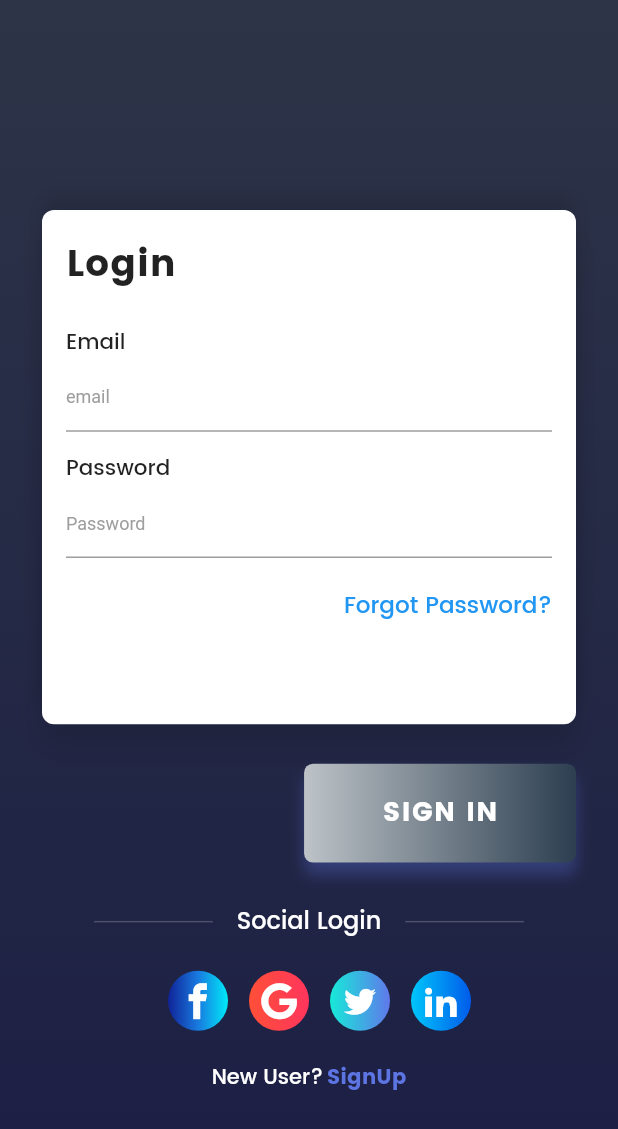
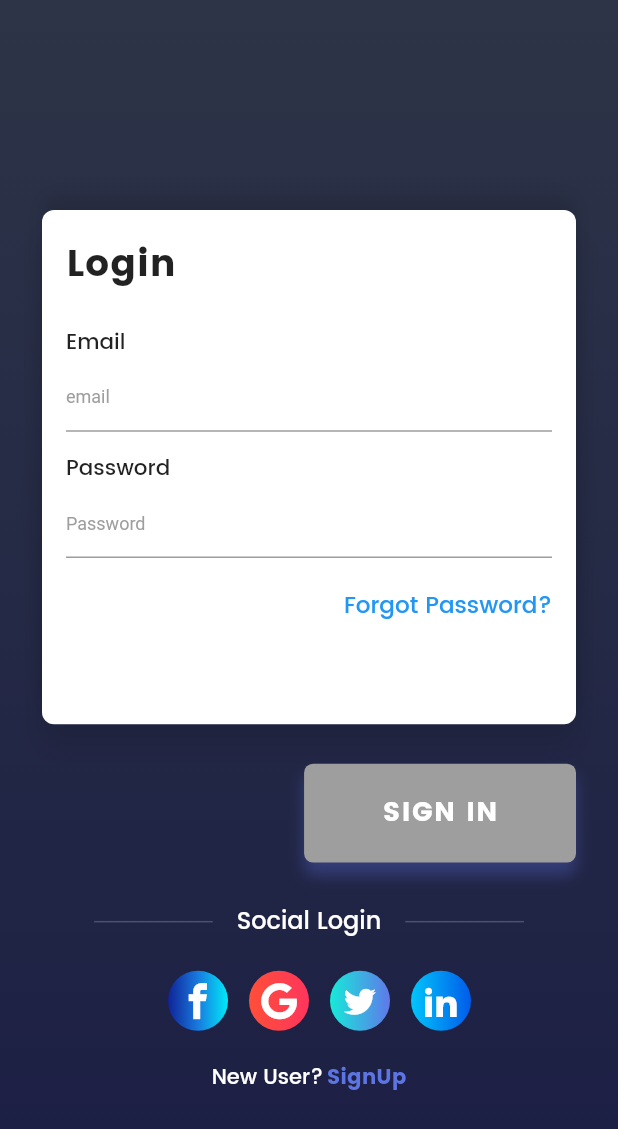
Before and after one commit to TunNandaAung/flutter-checklist, a Flutter app: the screen it shows after launch, on a phone screen of 412 x 824 dp. Shown: the top 1129 px of the screen. Run offline on Flutter 3.47's test engine with Material 2 defaults, Android fonts, the phone set to English and light mode, and no system bars; our stand-ins replace bloc, cloud_firestore, equatable, firebase_auth, flutter_bloc, flutter_screenutil and 2 more; accounts and stored records are empty.

Commit message:
Change Disable Button UI

```diff
--- a/lib/login/ui/signin_button.dart
+++ b/lib/login/ui/signin_button.dart
@@ -38,7 +38,8 @@ class SigninButton extends StatelessWidget {
                           colors: [Color(0xFF17ead9), Color(0xFF6078ea)],
                         )
                       : LinearGradient(
-                          colors: [Color(0xffbdc3c7), Color(0xff2c3e50)]),
+                          colors: [Colors.grey, Colors.grey],
+                        ),
                   borderRadius: BorderRadius.circular(6.0),
                   boxShadow: [
                     BoxShadow(
--- a/lib/register/ui/register_button.dart
+++ b/lib/register/ui/register_button.dart
@@ -12,6 +12,7 @@ class RegisterButton extends StatelessWidget {
     return FlatButton(
       onPressed: _onPressed,
       color: Color(0xFF5d74e3),
+      disabledColor: Colors.grey,
       shape: RoundedRectangleBorder(borderRadius: BorderRadius.circular(5.0)),
       child: Text('Sign Up',
           style: TextStyle(fontFamily: 'Poppins-Bold', color: Colors.white)),
```
